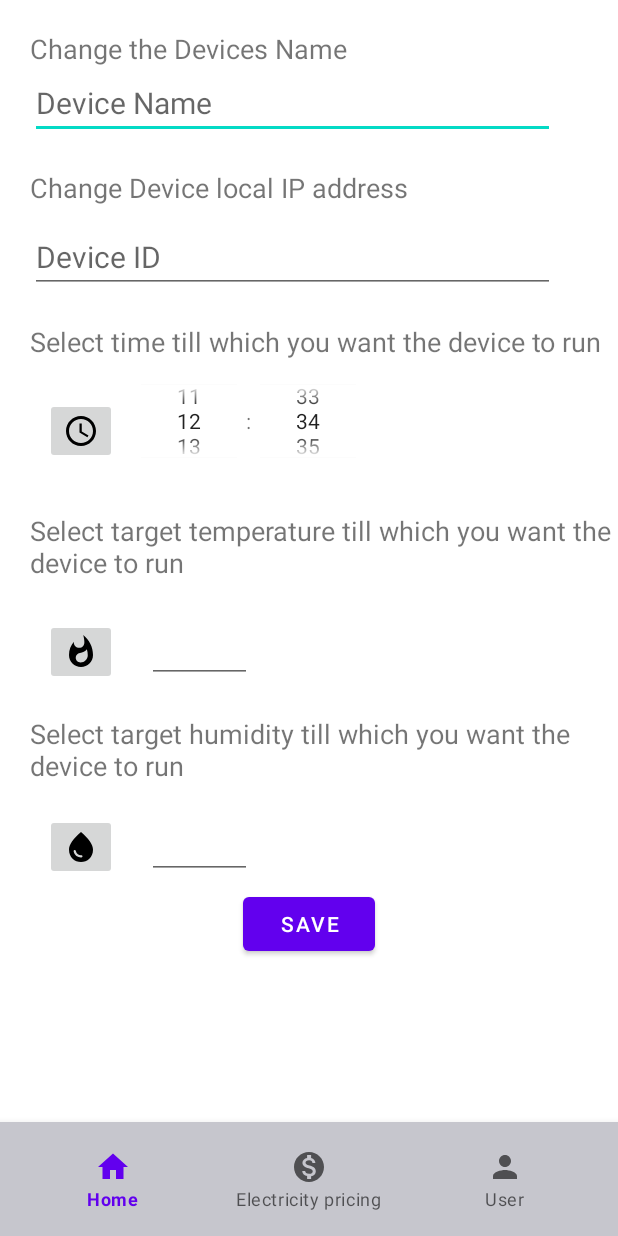
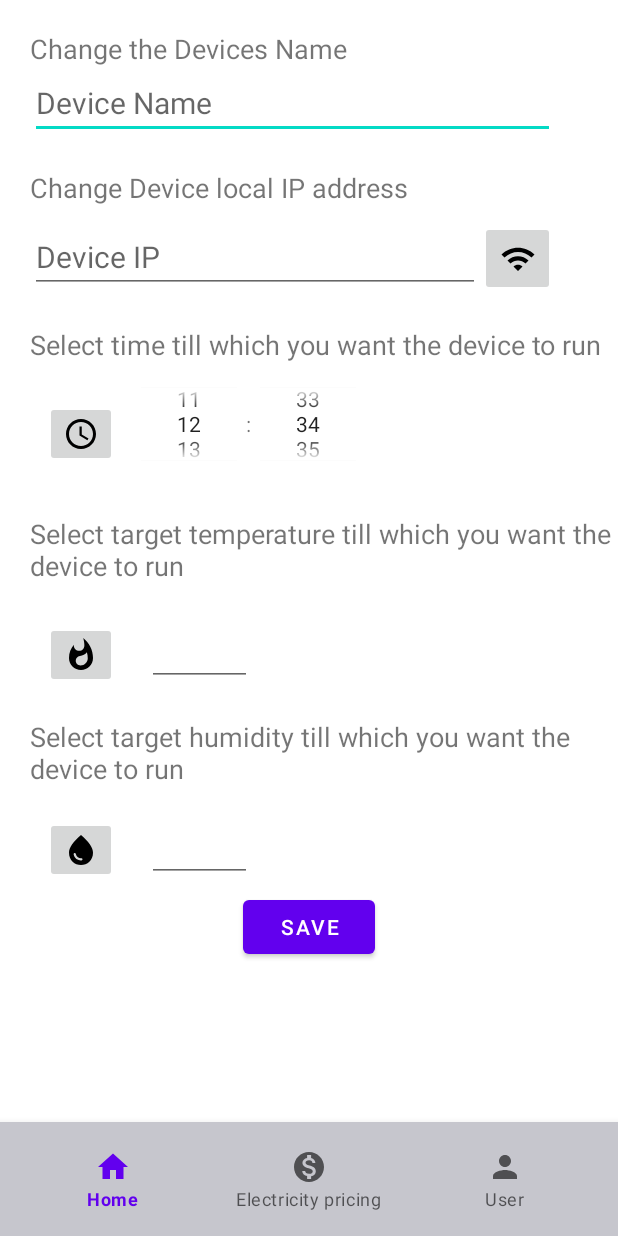
Before and after one commit to Karlis-Zakis-KZ/Kval_Work, an Android app: the ConfigureDevice screen opened directly, with no data from a screen before it, on a phone screen of 412 x 824 dp. Run offline under Robolectric (Android 15) with nearby library versions, the phone set to English and light mode, and no system bars.

Commit message:
Adding network scnanner

```diff
--- a/SmartHomeAppV3/app/src/main/java/com/example/smarthomeappv3/AddDevice.kt
+++ b/SmartHomeAppV3/app/src/main/java/com/example/smarthomeappv3/AddDevice.kt
@@ -3,6 +3,7 @@ package com.example.smarthomeappv3
 import android.content.Intent
 import android.os.Bundle
 import android.widget.Button
+import android.widget.ImageButton
 import androidx.appcompat.app.AppCompatActivity
 import com.example.smarthomeappv3.databinding.ActivityAddDeviceBinding
 import com.google.firebase.auth.FirebaseAuth
@@ -44,6 +45,11 @@ class AddDevice : AppCompatActivity() {
 
         }
 
+        val findIPAddresses: ImageButton = findViewById(R.id.scanNetwork)
+        findIPAddresses.setOnClickListener{
+            replaceActivity(ScanForDevicesIP())
+        }
+
         binding.bottomNavigationBar.setOnItemSelectedListener {
             when (it.itemId) {
                 R.id.home -> replaceActivity(MainActivity())
--- a/SmartHomeAppV3/app/src/main/java/com/example/smarthomeappv3/ConfigureDevice.kt
+++ b/SmartHomeAppV3/app/src/main/java/com/example/smarthomeappv3/ConfigureDevice.kt
@@ -1,16 +1,48 @@
 package com.example.smarthomeappv3
 
+import android.content.Intent
 import androidx.appcompat.app.AppCompatActivity
 import android.os.Bundle
+import android.widget.ImageButton
 import android.widget.TimePicker
+import com.example.smarthomeappv3.databinding.ActivityConfigureDeviceBinding
+import com.example.smarthomeappv3.databinding.ActivityScanForDevicesIpBinding
+
 
 class ConfigureDevice : AppCompatActivity() {
+    private lateinit var binding: ActivityConfigureDeviceBinding
     override fun onCreate(savedInstanceState: Bundle?) {
         super.onCreate(savedInstanceState)
-        setContentView(R.layout.activity_configure_device)
+
+        binding = ActivityConfigureDeviceBinding.inflate(layoutInflater)
+        setContentView(binding.root)
 
         val simpleTimePicker: TimePicker = findViewById(R.id.timePicker1)
         simpleTimePicker.setIs24HourView(true)
 
+        val findIPAddresses: ImageButton = findViewById(R.id.scanNetwork)
+        findIPAddresses.setOnClickListener{
+            replaceActivity(ScanForDevicesIP())
+        }
+
+        binding.bottomNavigationBar.setOnItemSelectedListener {
+            when (it.itemId) {
+                R.id.home -> replaceActivity(MainActivity())
+                R.id.Pricing -> replaceActivity(PricingActivity())
+                R.id.User -> replaceActivity(UserActivity())
+                else -> {
+                }
+            }
+            true
+        }
+
+    }
+
+    private fun replaceActivity(activity: AppCompatActivity){
+
+        val i = Intent(this,activity::class.java)
+        startActivity(i)
+        finish()
+
     }
 }
--- a/SmartHomeAppV3/app/src/main/java/com/example/smarthomeappv3/MainActivity.kt
+++ b/SmartHomeAppV3/app/src/main/java/com/example/smarthomeappv3/MainActivity.kt
@@ -22,8 +22,6 @@ class MainActivity : AppCompatActivity() {
     private lateinit var binding: ActivityMainBinding
     private lateinit var deviceRecyclerview : RecyclerView
     private lateinit var deviceArrayList : ArrayList<DeviceData>
-
-
 
     @SuppressLint("UseSwitchCompatOrMaterialCode")
     override fun onCreate(savedInstanceState: Bundle?) {
@@ -78,6 +76,10 @@ class MainActivity : AppCompatActivity() {
             replaceActivity(AddDevice())
         }
 
+        val scanForDevice = findViewById<MaterialButton>(R.id.addDeviceToNetworkButton)
+        scanForDevice.setOnClickListener {
+            replaceActivity(AddDevice())
+        }
     }
 
     private fun replaceActivity(activity: AppCompatActivity){
--- /dev/null
+++ b/SmartHomeAppV3/app/src/main/res/drawable/ic_baseline_wifi_24.xml
@@ -0,0 +1,5 @@
+<vector android:height="24dp" android:tint="#000000"
+    android:viewportHeight="24" android:viewportWidth="24"
+    android:width="24dp" xmlns:android="http://schemas.android.com/apk/res/android">
+    <path android:fillColor="@android:color/white" android:pathData="M1,9l2,2c4.97,-4.97 13.03,-4.97 18,0l2,-2C16.93,2.93 7.08,2.93 1,9zM9,17l3,3 3,-3c-1.65,-1.66 -4.34,-1.66 -6,0zM5,13l2,2c2.76,-2.76 7.24,-2.76 10,0l2,-2C15.14,9.14 8.87,9.14 5,13z"/>
+</vector>
--- /dev/null
+++ b/SmartHomeAppV3/app/src/main/res/drawable/ic_baseline_wifi_find_24.xml
@@ -0,0 +1,6 @@
+<vector android:height="24dp" android:tint="#000000"
+    android:viewportHeight="24" android:viewportWidth="24"
+    android:width="24dp" xmlns:android="http://schemas.android.com/apk/res/android">
+    <path android:fillColor="@android:color/white" android:pathData="M11,14c0,-3.36 2.64,-6 6,-6c2.2,0 4.08,1.13 5.13,2.86L24,8.98C20.93,5.9 16.69,4 12,4C7.31,4 3.07,5.9 0,8.98L12,21l1.86,-1.87C12.14,18.09 11,16.2 11,14z"/>
+    <path android:fillColor="@android:color/white" android:pathData="M21,14c0,-2.24 -1.76,-4 -4,-4s-4,1.76 -4,4c0,2.24 1.76,4 4,4c0.75,0 1.44,-0.21 2.03,-0.56L21.59,20L23,18.59l-2.56,-2.56C20.79,15.44 21,14.75 21,14zM15,14c0,-1.12 0.88,-2 2,-2s2,0.88 2,2c0,1.12 -0.88,2 -2,2S15,15.12 15,14z"/>
+</vector>
--- a/SmartHomeAppV3/app/src/main/res/layout/activity_configure_device.xml
+++ b/SmartHomeAppV3/app/src/main/res/layout/activity_configure_device.xml
@@ -39,23 +39,39 @@ tools:context=".ConfigureDevice">
         android:layout_marginStart="20dp"
         android:textSize="18sp" />
 
-    <EditText
-        android:id="@+id/inputDeviceIP"
+    <LinearLayout
         android:layout_width="wrap_content"
         android:layout_height="wrap_content"
-        android:ems="15"
-        android:inputType="textPersonName"
-        android:hint="Device ID"
-        android:layout_marginTop="10dp"
-        android:layout_marginStart="20dp"
-        android:textSize="20sp"
-        android:layout_below="@+id/textForDeviceIP"/>
+        android:layout_gravity="center_vertical"
+        android:layout_below="@+id/textForDeviceIP"
+        android:id="@+id/ipBox"
+        android:layout_marginLeft="20dp"
+        android:orientation="horizontal">
+
+        <EditText
+            android:id="@+id/inputDeviceIP"
+            android:layout_width="300dp"
+            android:layout_height="wrap_content"
+            android:ems="15"
+            android:inputType="textPersonName"
+            android:hint="Device IP"
+            android:layout_marginTop="10dp"
+            android:textSize="20sp"/>
+
+        <ImageButton
+            android:id="@+id/scanNetwork"
+            android:layout_width="50dp"
+            android:layout_height="50dp"
+            android:layout_marginTop="10dp"
+            android:src="@drawable/ic_baseline_wifi_24" />
+
+    </LinearLayout>
 
     <TextView
         android:id="@+id/textForDeviceTime"
         android:layout_width="wrap_content"
         android:layout_height="wrap_content"
-        android:layout_below="@+id/inputDeviceIP"
+        android:layout_below="@+id/ipBox"
         android:text="Select time till which you want the device to run"
         android:layout_marginTop="20dp"
         android:layout_marginStart="20dp"
@@ -170,6 +186,7 @@ tools:context=".ConfigureDevice">
         android:layout_centerHorizontal="true"
         android:text="Save"/>
 
+
     <com.google.android.material.bottomnavigation.BottomNavigationView
         android:id="@+id/bottomNavigationBar"
         android:layout_width="match_parent"
```
Also changed, not shown: SmartHomeAppV3/app/src/main/AndroidManifest.xml (+9 -1 lines), SmartHomeAppV3/app/src/main/java/com/example/smarthomeappv3/ScanForDevicesIP.kt (added, +68 -0 lines), SmartHomeAppV3/app/src/main/java/com/example/smarthomeappv3/ScanTask.kt (added, +33 -0 lines), SmartHomeAppV3/app/src/main/res/layout/activity_add_device.xml (+26 -10 lines), SmartHomeAppV3/app/src/main/res/layout/activity_main.xml (+17 -0 lines), SmartHomeAppV3/app/src/main/res/layout/activity_scan_for_devices_ip.xml (added, +37 -0 lines), SmartHomeAppV3/app/src/main/res/layout/network_item.xml (added, +68 -0 lines).
